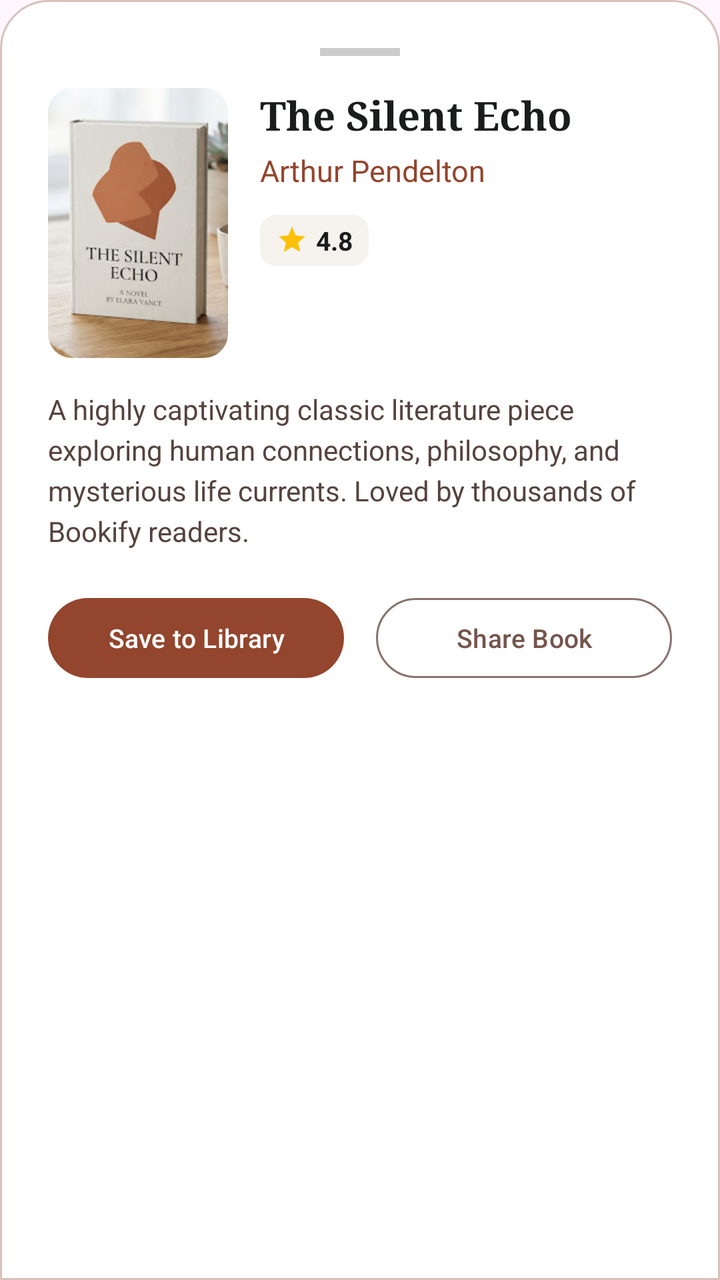
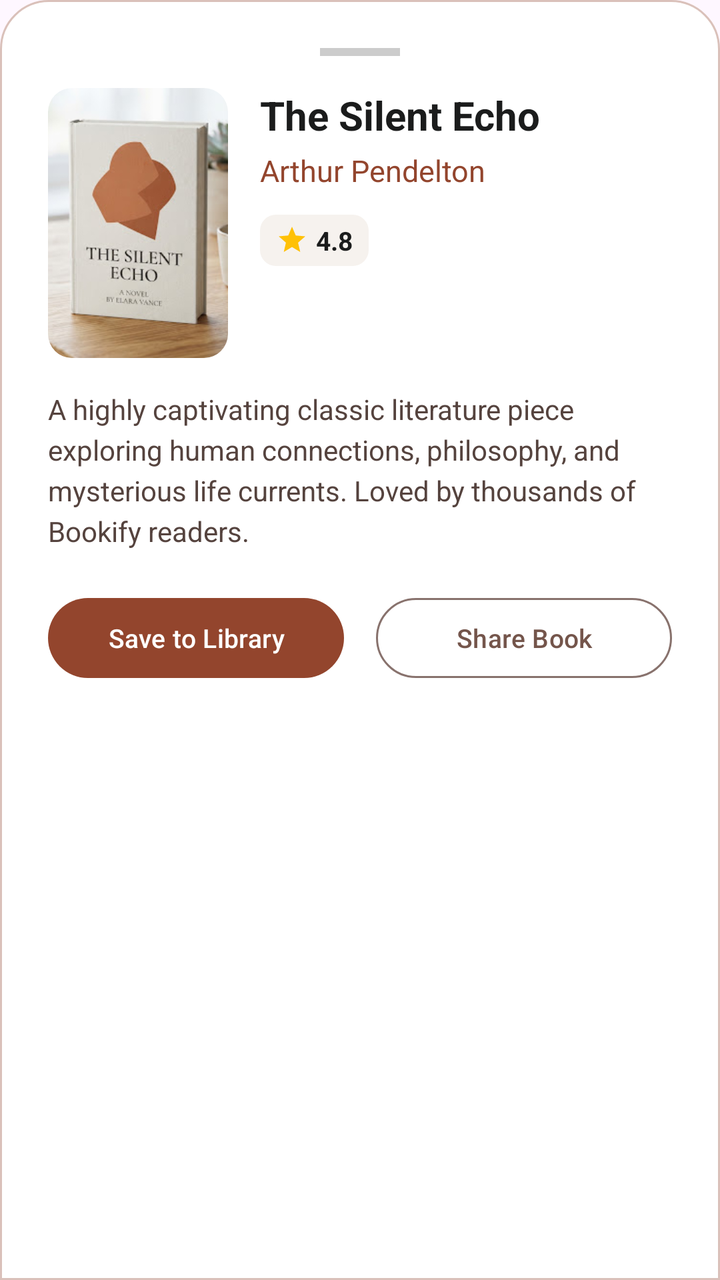

An Android layout rendered at two revisions. The XML below is the earlier revision; the diff shows what the commit changed to produce the second picture.
<!-- AndroidManifest.xml: application theme Theme.Bookify -->
<!-- res/layout/dialog_book_detail_bottom_sheet.xml -->
<?xml version="1.0" encoding="utf-8"?>
<LinearLayout 
    xmlns:android="http://schemas.android.com/apk/res/android"
    xmlns:app="http://schemas.android.com/apk/res-auto"
    android:layout_width="match_parent"
    android:layout_height="wrap_content"
    android:background="@drawable/bg_bottom_nav_rounded"
    android:orientation="vertical"
    android:padding="24dp">

    
    <View
        android:layout_width="40dp"
        android:layout_height="4dp"
        android:layout_gravity="center_horizontal"
        android:layout_marginBottom="16dp"
        android:background="#CCCCCC" />

    
    <LinearLayout
        android:layout_width="match_parent"
        android:layout_height="wrap_content"
        android:orientation="horizontal">

        <com.google.android.material.imageview.ShapeableImageView
            android:id="@+id/dialogImgBookCover"
            android:layout_width="90dp"
            android:layout_height="135dp"
            android:scaleType="centerCrop"
            android:src="@drawable/book_cover_1"
            app:shapeAppearanceOverlay="@style/ShapeAppearance.Material3.Corner.Medium" />

        <LinearLayout
            android:layout_width="0dp"
            android:layout_height="wrap_content"
            android:layout_marginStart="16dp"
            android:layout_weight="1"
            android:orientation="vertical">

            <TextView
                android:id="@+id/dialogTvBookTitle"
                android:layout_width="match_parent"
                android:layout_height="wrap_content"
                android:fontFamily="serif"
                android:text="The Silent Echo"
                android:textColor="@color/on_surface"
                android:textSize="20sp"
                android:textStyle="bold" />

            <TextView
                android:id="@+id/dialogTvBookAuthor"
                android:layout_width="match_parent"
                android:layout_height="wrap_content"
                android:layout_marginTop="4dp"
                android:text="Arthur Pendelton"
                android:textColor="@color/brown_primary"
                android:textSize="15sp" />

            
            <LinearLayout
                android:layout_width="wrap_content"
                android:layout_height="wrap_content"
                android:layout_marginTop="12dp"
                android:background="@drawable/bg_rounded_light_brown"
                android:gravity="center_vertical"
                android:orientation="horizontal"
                android:paddingHorizontal="8dp"
                android:paddingVertical="4dp">

                <ImageView
                    android:layout_width="16dp"
                    android:layout_height="16dp"
                    android:contentDescription="Star"
                    android:src="@drawable/ic_star"
                    app:tint="@color/star_yellow" />

                <TextView
                    android:id="@+id/dialogTvRating"
                    android:layout_width="wrap_content"
                    android:layout_height="wrap_content"
                    android:layout_marginStart="4dp"
                    android:text="4.8"
                    android:textColor="@color/on_surface"
                    android:textSize="13sp"
                    android:textStyle="bold" />
            </LinearLayout>
        </LinearLayout>
    </LinearLayout>

    
    <TextView
        android:layout_width="match_parent"
        android:layout_height="wrap_content"
        android:layout_marginTop="16dp"
        android:lineSpacingExtra="4dp"
        android:text="A highly captivating classic literature piece exploring human connections, philosophy, and mysterious life currents. Loved by thousands of Bookify readers."
        android:textColor="@color/on_surface_variant"
        android:textSize="14sp" />

    
    <LinearLayout
        android:layout_width="match_parent"
        android:layout_height="wrap_content"
        android:layout_marginTop="20dp"
        android:orientation="horizontal">

        <com.google.android.material.button.MaterialButton
            android:id="@+id/dialogBtnSaveBook"
            android:layout_width="0dp"
            android:layout_height="48dp"
            android:layout_marginEnd="8dp"
            android:layout_weight="1"
            android:text="Save to Library"
            android:textColor="@color/white"
            android:textSize="13sp"
            android:textAllCaps="false"
            android:maxLines="1"
            app:backgroundTint="@color/brown_primary"
            app:cornerRadius="24dp" />

        <com.google.android.material.button.MaterialButton
            android:id="@+id/dialogBtnShareBook"
            style="@style/Widget.Material3.Button.OutlinedButton"
            android:layout_width="0dp"
            android:layout_height="48dp"
            android:layout_marginStart="8dp"
            android:layout_weight="1"
            android:text="Share Book"
            android:textColor="@color/tertiary"
            android:textSize="13sp"
            android:textAllCaps="false"
            android:maxLines="1"
            app:cornerRadius="24dp"
            app:strokeColor="@color/outline" />
    </LinearLayout>
</LinearLayout>
<!-- resources referenced by this layout -->
<resources>
  <color name="brown_primary">#93452D</color>
  <color name="on_surface">#1B1C1C</color>
  <color name="on_surface_variant">#55433E</color>
  <color name="outline">#88726D</color>
  <color name="star_yellow">#FFC107</color>
  <color name="tertiary">#74554B</color>
  <color name="white">#FFFFFFFF</color>
  <!-- drawable bg_bottom_nav_rounded (drawable) -->
  <?xml version="1.0" encoding="utf-8"?>
  <shape xmlns:android="http://schemas.android.com/apk/res/android">
      <solid android:color="@android:color/white" />
  
      <stroke
          android:width="1dp"
          android:color="#DAC1BA" />
  
      <corners
          android:topLeftRadius="24dp"
          android:topRightRadius="24dp"
          android:bottomLeftRadius="0dp"
          android:bottomRightRadius="0dp" />
  </shape>
  <!-- drawable bg_rounded_light_brown (drawable) -->
  <?xml version="1.0" encoding="utf-8"?>
  <shape xmlns:android="http://schemas.android.com/apk/res/android"
      android:shape="rectangle">
  
      
      <solid android:color="#F6F2EE" />
  
      
      <corners android:radius="8dp" />
  
  </shape>
  <!-- drawable book_cover_1: jpg bitmap (drawable, 29544 bytes) -->
  <!-- drawable ic_star (drawable) -->
  <vector xmlns:android="http://schemas.android.com/apk/res/android" android:height="24dp" android:tint="#000000" android:viewportHeight="24" android:viewportWidth="24" android:width="24dp">
        
      <path android:fillColor="@android:color/white" android:pathData="M12,17.27L18.18,21l-1.64,-7.03L22,9.24l-7.19,-0.61L12,2 9.19,8.63 2,9.24l5.46,4.73L5.82,21z"/>
      
  </vector>
  <style name="Theme.Bookify" parent="Base.Theme.Bookify" />
  <style name="Base.Theme.Bookify" parent="Theme.Material3.DayNight.NoActionBar">
          
          
      </style>
</resources>

<!-- the commit's change to res/layout/dialog_book_detail_bottom_sheet.xml (unified diff, before → after) -->
@@ -41,7 +41,6 @@
                 android:id="@+id/dialogTvBookTitle"
                 android:layout_width="match_parent"
                 android:layout_height="wrap_content"
-                android:fontFamily="serif"
                 android:text="The Silent Echo"
                 android:textColor="@color/on_surface"
                 android:textSize="20sp"
